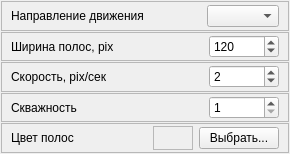
Old version of the form metodics/trenagers/graphics_utils/video_irriants/irriants/linesirriantsettingswidget.ui in the repository grigp/a-analyser.
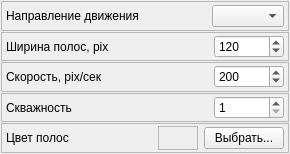
New version of the form.

```diff
--- a/metodics/trenagers/graphics_utils/video_irriants/irriants/linesirriantsettingswidget.ui
+++ b/metodics/trenagers/graphics_utils/video_irriants/irriants/linesirriantsettingswidget.ui
@@ -38,9 +38,15 @@
       <enum>QFrame::Raised</enum>
      </property>
      <layout class="QHBoxLayout" name="horizontalLayout_12">
+      <property name="leftMargin">
+       <number>4</number>
+      </property>
       <property name="topMargin">
        <number>2</number>
       </property>
+      <property name="rightMargin">
+       <number>4</number>
+      </property>
       <property name="bottomMargin">
        <number>2</number>
       </property>
@@ -79,9 +85,15 @@
       <enum>QFrame::Raised</enum>
      </property>
      <layout class="QHBoxLayout" name="horizontalLayout_11">
+      <property name="leftMargin">
+       <number>4</number>
+      </property>
       <property name="topMargin">
        <number>2</number>
       </property>
+      <property name="rightMargin">
+       <number>4</number>
+      </property>
       <property name="bottomMargin">
        <number>2</number>
       </property>
@@ -139,9 +151,15 @@
       <enum>QFrame::Raised</enum>
      </property>
      <layout class="QHBoxLayout" name="horizontalLayout_13">
+      <property name="leftMargin">
+       <number>4</number>
+      </property>
       <property name="topMargin">
        <number>2</number>
       </property>
+      <property name="rightMargin">
+       <number>4</number>
+      </property>
       <property name="bottomMargin">
        <number>2</number>
       </property>
@@ -174,16 +192,16 @@
          </size>
         </property>
         <property name="minimum">
-         <number>1</number>
+         <number>100</number>
         </property>
         <property name="maximum">
-         <number>40</number>
+         <number>1000</number>
         </property>
         <property name="singleStep">
          <number>5</number>
         </property>
         <property name="value">
-         <number>2</number>
+         <number>200</number>
         </property>
        </widget>
       </item>
@@ -199,9 +217,15 @@
       <enum>QFrame::Raised</enum>
      </property>
      <layout class="QHBoxLayout" name="horizontalLayout_15">
+      <property name="leftMargin">
+       <number>4</number>
+      </property>
       <property name="topMargin">
        <number>2</number>
       </property>
+      <property name="rightMargin">
+       <number>4</number>
+      </property>
       <property name="bottomMargin">
        <number>2</number>
       </property>
@@ -259,9 +283,15 @@
       <enum>QFrame::Raised</enum>
      </property>
      <layout class="QHBoxLayout" name="horizontalLayout_14">
+      <property name="leftMargin">
+       <number>4</number>
+      </property>
       <property name="topMargin">
        <number>2</number>
       </property>
+      <property name="rightMargin">
+       <number>4</number>
+      </property>
       <property name="bottomMargin">
        <number>2</number>
       </property>
```
Left out of the diff: 2 changed lines with no effect on the pictures.
